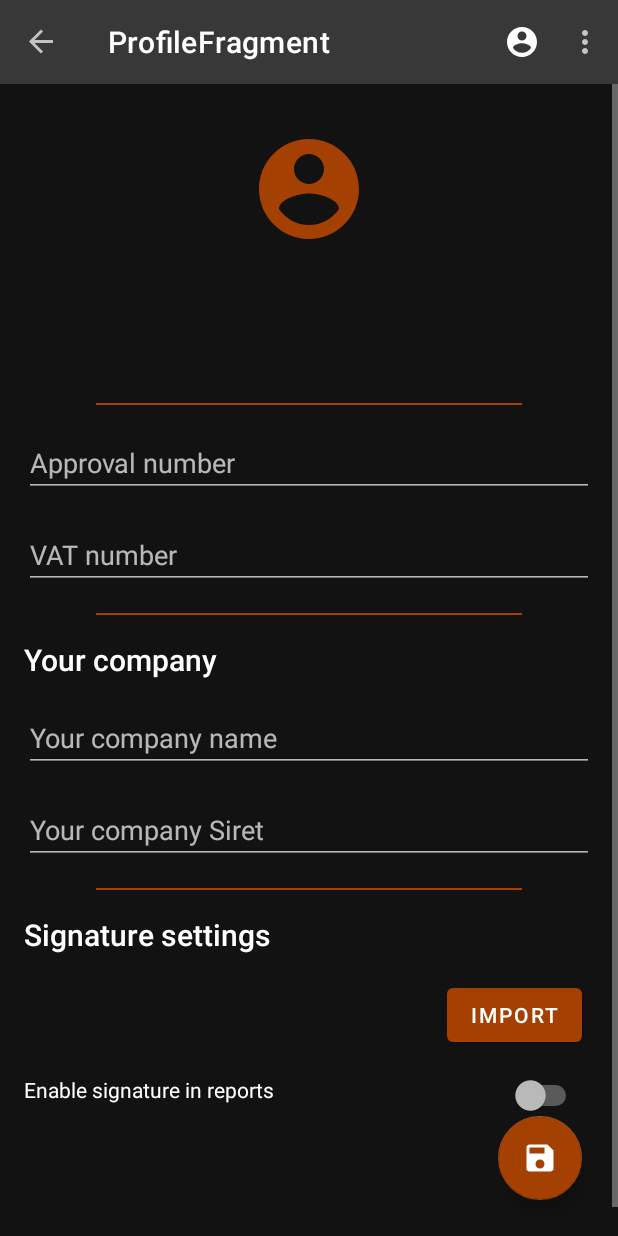
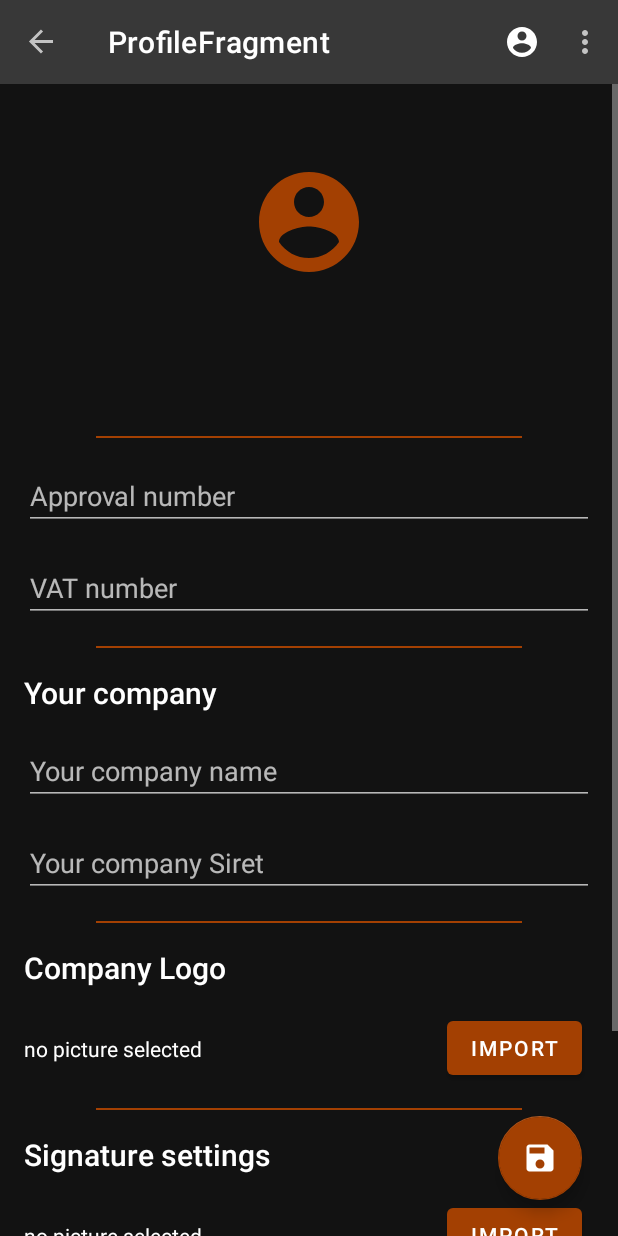
Before and after one commit to skichrome/easy-vgp-oc, an Android app: the ProfileFragment screen opened through its navigation route, on a phone screen of 412 x 824 dp. Run offline under Robolectric (Android 15) with nearby library versions, the phone set to English and light mode, and no system bars; our stand-ins replace Firebase (no records; nobody signed in at launch, a user with empty details on screens opened directly), Room's generated code, data binding, navigation-ui; libraries missing offline, so code that uses them is left out: com.firebase.ui; 5 statements that could not run were skipped.

Commit message:
[Features]   - Added user company logo management.   - Automatically upload company logo when generating a report if not already uploaded.   - Fixed wrong picture deletion in storage by adding a prefix to each file name.   - Updated release notes for app demo release push.

```diff
--- a/app/src/main/java/com/skichrome/oc/easyvgp/model/VgpListSource.kt
+++ b/app/src/main/java/com/skichrome/oc/easyvgp/model/VgpListSource.kt
@@ -21,7 +21,9 @@ interface VgpListSource
 
     suspend fun updateUser(user: User): Results<Int>
 
-    suspend fun uploadImageToStorage(userUid: String, localUri: Uri, oldRemoteUri: Uri?): Results<Uri>
+    suspend fun updateCompany(company: Company): Results<Int>
+
+    suspend fun uploadImageToStorage(userUid: String, localUri: Uri, remoteUri: Uri?, filePrefix: String): Results<Uri>
 
     suspend fun generateReport(
         reportDate: Long,
--- a/app/src/main/java/com/skichrome/oc/easyvgp/model/local/database/Company.kt
+++ b/app/src/main/java/com/skichrome/oc/easyvgp/model/local/database/Company.kt
@@ -1,5 +1,6 @@
 package com.skichrome.oc.easyvgp.model.local.database
 
+import android.net.Uri
 import androidx.room.ColumnInfo
 import androidx.room.Dao
 import androidx.room.Entity
@@ -9,7 +10,9 @@ import androidx.room.PrimaryKey
 data class Company(
     @ColumnInfo(name = "company_id") @PrimaryKey(autoGenerate = true) val id: Long,
     @ColumnInfo(name = "company_name") val name: String,
-    @ColumnInfo(name = "company_siret") val siret: String
+    @ColumnInfo(name = "company_siret") val siret: String,
+    @ColumnInfo(name = "company_local_logo") val localCompanyLogo: Uri?,
+    @ColumnInfo(name = "company_remote_logo") var remoteCompanyLogo: Uri? = null
 )
 
 @Dao
--- a/app/src/main/java/com/skichrome/oc/easyvgp/util/Constants.kt
+++ b/app/src/main/java/com/skichrome/oc/easyvgp/util/Constants.kt
@@ -2,10 +2,16 @@ package com.skichrome.oc.easyvgp.util
 
 import com.skichrome.oc.easyvgp.BuildConfig
 
-const val RC_PICK_PICTURE_INTENT = 3000
+const val RC_IMAGE_CAPTURE_INTENT = 3000
+const val RC_PICK_SIGNATURE_INTENT = 3001
+const val RC_PICK_LOGO_INTENT = 3002
+
 const val RC_SIGN_IN_CODE = 2000
 const val RC_FCM = 2222
 const val NOTIFICATION_FCM_ID = 2223
+
+const val PICTURES_FOLDER_NAME = "user_medias"
+const val AUTHORITY = "com.skichrome.oc.easyvgp.fileprovider"
 
 const val CURRENT_LOCAL_PROFILE = "current_profile_id_from_room"
 
@@ -13,6 +19,7 @@ const val MAIN_ACTIVITY_FRAGMENT_ROUTE = "destination_to_navigate_if_coming_from
 const val FRAGMENT_STATE_PICTURE_LOCATION = "where_picture_is_saved"
 const val FRAGMENT_STATE_REMOTE_PICTURE_LOCATION = "where_remote_picture_is_saved"
 const val FRAGMENT_STATE_REMOTE_SIGNATURE_LOCATION = "where_remote_signature_picture_is_saved"
+const val FRAGMENT_STATE_REMOTE_LOGO_LOCATION = "where_remote_signature_picture_is_saved"
 
 // Cloud Firestore and Cloud Stograge
 val REMOTE_ADMIN_COLLECTION = if (BuildConfig.DEBUG) "admin_${BuildConfig.FLAVOR}_debug" else "admin_${BuildConfig.FLAVOR}"
--- a/app/src/main/java/com/skichrome/oc/easyvgp/view/MainActivity.kt
+++ b/app/src/main/java/com/skichrome/oc/easyvgp/view/MainActivity.kt
@@ -115,7 +115,7 @@ class MainActivity : AppCompatActivity()
                 {
                     if (it == -1L)
                     {
-                        val company = Company(id = 0L, name = "", siret = "")
+                        val company = Company(id = 0L, name = "", siret = "", localCompanyLogo = null, remoteCompanyLogo = null)
                         val user = User(
                             id = 0L,
                             firebaseUid = userUid,
--- a/app/src/main/java/com/skichrome/oc/easyvgp/view/fragments/AddEditMachineFragment.kt
+++ b/app/src/main/java/com/skichrome/oc/easyvgp/view/fragments/AddEditMachineFragment.kt
@@ -62,7 +62,7 @@ class AddEditMachineFragment : BaseBindingFragment<FragmentAddEditMachineBinding
 
     override fun onActivityResult(requestCode: Int, resultCode: Int, data: Intent?)
     {
-        if (requestCode == REQUEST_IMAGE_CAPTURE && resultCode == RESULT_OK)
+        if (requestCode == RC_IMAGE_CAPTURE_INTENT && resultCode == RESULT_OK)
         {
             machinePhotoPath?.let {
                 val machinePicture = File(it).transformBitmapFile()
@@ -239,7 +239,7 @@ class AddEditMachineFragment : BaseBindingFragment<FragmentAddEditMachineBinding
                         file
                     )
                     takePictureIntent.putExtra(MediaStore.EXTRA_OUTPUT, uri)
-                    startActivityForResult(takePictureIntent, REQUEST_IMAGE_CAPTURE)
+                    startActivityForResult(takePictureIntent, RC_IMAGE_CAPTURE_INTENT)
                 }
             }
         }
--- a/app/src/main/java/com/skichrome/oc/easyvgp/view/fragments/ProfileFragment.kt
+++ b/app/src/main/java/com/skichrome/oc/easyvgp/view/fragments/ProfileFragment.kt
@@ -33,6 +33,9 @@ class ProfileFragment : BaseBindingFragment<FragmentProfileBinding>()
     private var signatureImagePath: Uri? = null
     private var remoteSignatureImagePath: Uri? = null
 
+    private var logoImagePath: Uri? = null
+    private var remoteLogoImagePath: Uri? = null
+
     // =================================
     //        Superclass Methods
     // =================================
@@ -49,24 +52,33 @@ class ProfileFragment : BaseBindingFragment<FragmentProfileBinding>()
     override fun onSaveInstanceState(outState: Bundle)
     {
         outState.putString(FRAGMENT_STATE_REMOTE_SIGNATURE_LOCATION, remoteSignatureImagePath?.toString())
+        outState.putString(FRAGMENT_STATE_REMOTE_LOGO_LOCATION, remoteLogoImagePath?.toString())
         super.onSaveInstanceState(outState)
     }
 
     override fun onViewStateRestored(savedInstanceState: Bundle?)
     {
         super.onViewStateRestored(savedInstanceState)
-        savedInstanceState?.getString(FRAGMENT_STATE_REMOTE_SIGNATURE_LOCATION)?.let {
-            remoteSignatureImagePath = Uri.parse(it)
-        }
+        savedInstanceState?.getString(FRAGMENT_STATE_REMOTE_SIGNATURE_LOCATION)?.let { remoteSignatureImagePath = Uri.parse(it) }
+        savedInstanceState?.getString(FRAGMENT_STATE_REMOTE_LOGO_LOCATION)?.let { remoteLogoImagePath = Uri.parse(it) }
     }
 
     override fun onActivityResult(requestCode: Int, resultCode: Int, data: Intent?)
     {
-        if (requestCode == RC_PICK_PICTURE_INTENT && resultCode == RESULT_OK)
+        if (resultCode == RESULT_OK)
         {
-            data?.data?.let {
-                signatureImagePath = it
-                binding.profileFragmentSignatureLocationTextView.text = signatureImagePath?.path?.split("/")?.last()
+            when (requestCode)
+            {
+                RC_PICK_LOGO_INTENT ->
+                {
+                    logoImagePath = data?.data
+                    logoImagePath?.path?.split("/")?.last()?.let { binding.profileFragmentCompanyLogoLocationTextView.text = it }
+                }
+                RC_PICK_SIGNATURE_INTENT ->
+                {
+                    signatureImagePath = data?.data
+                    signatureImagePath?.path?.split("/")?.last()?.let { binding.profileFragmentSignatureLocationTextView.text = it }
+                }
             }
         }
         super.onActivityResult(requestCode, resultCode, data)
@@ -87,7 +99,14 @@ class ProfileFragment : BaseBindingFragment<FragmentProfileBinding>()
             it?.let { user ->
                 signatureImagePath = user.user.signaturePath
                 remoteSignatureImagePath = user.user.remoteSignaturePath
-                binding.profileFragmentSignatureLocationTextView.text = user.user.signaturePath?.path?.split("/")?.last()
+
+                logoImagePath = user.company.localCompanyLogo
+                remoteLogoImagePath = user.company.remoteCompanyLogo
+
+                user.user.signaturePath?.path?.split("/")?.last()
+                    ?.let { signature -> binding.profileFragmentSignatureLocationTextView.text = signature }
+                user.company.localCompanyLogo?.path?.split("/")?.last()
+                    ?.let { signature -> binding.profileFragmentCompanyLogoLocationTextView.text = signature }
             }
         })
     }
@@ -99,17 +118,17 @@ class ProfileFragment : BaseBindingFragment<FragmentProfileBinding>()
 
     private fun configureBtn()
     {
-        binding.profileFragmentSignatureBtn.setOnClickListener { openFileUsingSAF() }
+        binding.profileFragmentCompanyLogoBtn.setOnClickListener { openFileUsingSAF(RC_PICK_LOGO_INTENT) }
+        binding.profileFragmentSignatureBtn.setOnClickListener { openFileUsingSAF(RC_PICK_SIGNATURE_INTENT) }
     }
 
-    private fun openFileUsingSAF()
+    private fun openFileUsingSAF(origin: Int)
     {
         Intent(Intent.ACTION_OPEN_DOCUMENT).apply {
             addCategory(Intent.CATEGORY_OPENABLE)
             type = "image/*"
-
             resolveActivity(requireActivity().packageManager)?.let {
-                startActivityForResult(this, RC_PICK_PICTURE_INTENT)
+                startActivityForResult(this, origin)
             } ?: binding.root.snackBar(getString(R.string.profile_fragment_no_app_take_picture_intent))
         }
     }
@@ -125,7 +144,9 @@ class ProfileFragment : BaseBindingFragment<FragmentProfileBinding>()
         val company = Company(
             id = userAndCompany.company.id,
             name = profileFragmentCompanyNameEditText.text.toString(),
-            siret = profileFragmentCompanySiretEditText.text.toString()
+            siret = profileFragmentCompanySiretEditText.text.toString(),
+            localCompanyLogo = logoImagePath,
+            remoteCompanyLogo = remoteLogoImagePath
         )
         val user = User(
             id = userAndCompany.user.id,
--- a/app/src/main/java/com/skichrome/oc/easyvgp/viewmodel/ServiceLocator.kt
+++ b/app/src/main/java/com/skichrome/oc/easyvgp/viewmodel/ServiceLocator.kt
@@ -139,6 +139,7 @@ object ServiceLocator
     {
         val db = getLocalDatabaseInstance(app)
         val userDao = db.usersDao()
+        val companyDao = db.companiesDao()
         val customerDao = db.customersDao()
         val machineDao = db.machinesDao()
         val machineTypeDao = db.machinesTypeDao()
@@ -146,6 +147,7 @@ object ServiceLocator
 
         return LocalVgpListSource(
             userDao = userDao,
+            companyDao = companyDao,
             machineControlPointDataDao = machineControlPointDataDao,
             machineTypeDao = machineTypeDao,
             machineDao = machineDao,
--- a/app/src/main/res/layout/fragment_profile.xml
+++ b/app/src/main/res/layout/fragment_profile.xml
@@ -145,13 +145,51 @@
                     app:layout_constraintTop_toBottomOf="@id/profileFragmentCompanySiretEditText" />
 
                 <TextView
+                    android:id="@+id/profileFragmentCompanyLogoTitle"
+                    style="@style/tvTitleStyle"
+                    android:layout_width="wrap_content"
+                    android:layout_height="wrap_content"
+                    android:text="@string/profile_fragment_company_logo_title"
+                    app:layout_constraintStart_toStartOf="parent"
+                    app:layout_constraintTop_toBottomOf="@id/profileFragmentDivider3" />
+
+                <TextView
+                    android:id="@+id/profileFragmentCompanyLogoLocationTextView"
+                    style="@style/tvBody1Style"
+                    android:layout_width="wrap_content"
+                    android:layout_height="wrap_content"
+                    android:layout_marginVertical="0dp"
+                    android:text="@string/profile_fragment_no_logo_default_text"
+                    app:layout_constraintBottom_toBottomOf="@+id/profileFragmentCompanyLogoBtn"
+                    app:layout_constraintStart_toStartOf="parent"
+                    app:layout_constraintTop_toTopOf="@+id/profileFragmentCompanyLogoBtn" />
+
+                <Button
+                    android:id="@+id/profileFragmentCompanyLogoBtn"
+                    style="@style/buttonStyle"
+                    android:layout_width="wrap_content"
+                    android:layout_height="wrap_content"
+                    android:layout_marginTop="@dimen/divider_top_margin"
+                    android:layout_marginEnd="@dimen/btn_end_margin"
+                    android:text="@string/profile_fragment_import_btn_text"
+                    app:layout_constraintEnd_toEndOf="parent"
+                    app:layout_constraintTop_toBottomOf="@+id/profileFragmentCompanyLogoTitle" />
+
+                <View
+                    android:id="@+id/profileFragmentDivider4"
+                    style="@style/separatorStyle"
+                    app:layout_constraintEnd_toEndOf="parent"
+                    app:layout_constraintStart_toStartOf="parent"
+                    app:layout_constraintTop_toBottomOf="@id/profileFragmentCompanyLogoBtn" />
+
+                <TextView
                     android:id="@+id/profileFragmentSignatureTitle"
                     style="@style/tvTitleStyle"
                     android:layout_width="wrap_content"
                     android:layout_height="wrap_content"
                     android:text="@string/profile_fragment_signature_title"
                     app:layout_constraintStart_toStartOf="parent"
-                    app:layout_constraintTop_toBottomOf="@id/profileFragmentDivider3" />
+                    app:layout_constraintTop_toBottomOf="@id/profileFragmentDivider4" />
 
                 <TextView
                     android:id="@+id/profileFragmentSignatureLocationTextView"
@@ -159,10 +197,10 @@
                     android:layout_width="wrap_content"
                     android:layout_height="wrap_content"
                     android:layout_marginVertical="0dp"
+                    android:text="@string/profile_fragment_no_logo_default_text"
                     app:layout_constraintBottom_toBottomOf="@+id/profileFragmentSignatureBtn"
                     app:layout_constraintStart_toStartOf="parent"
-                    app:layout_constraintTop_toTopOf="@+id/profileFragmentSignatureBtn"
-                    tools:text="very-long-filepath?.jpg" />
+                    app:layout_constraintTop_toTopOf="@+id/profileFragmentSignatureBtn" />
 
                 <Button
                     android:id="@+id/profileFragmentSignatureBtn"
@@ -171,7 +209,7 @@
                     android:layout_height="wrap_content"
                     android:layout_marginTop="@dimen/divider_top_margin"
                     android:layout_marginEnd="@dimen/btn_end_margin"
-                    android:text="@string/profile_fragment_signature_btn_text"
+                    android:text="@string/profile_fragment_import_btn_text"
                     app:layout_constraintEnd_toEndOf="parent"
                     app:layout_constraintTop_toBottomOf="@+id/profileFragmentSignatureTitle" />
 
--- a/app/src/main/res/values/strings.xml
+++ b/app/src/main/res/values/strings.xml
@@ -24,8 +24,10 @@
     <string name="profile_fragment_company_title">Your company</string>
     <string name="profile_fragment_no_app_take_picture_intent">Your app doesn\'t have a file manager installed</string>
     <string name="profile_fragment_signature_title">Signature settings</string>
-    <string name="profile_fragment_signature_btn_text">Import</string>
+    <string name="profile_fragment_import_btn_text">Import</string>
     <string name="profile_fragment_signature_enable_switch_text">Enable signature in reports</string>
+    <string name="profile_fragment_company_logo_title">Company Logo</string>
+    <string name="profile_fragment_no_logo_default_text">no picture selected</string>
 
     <!-- Add Edit Customer Fragment -->
     <string name="frag_add_edit_customer_name_title">Customer Name</string>
```
Also changed, not shown: app/src/main/java/com/skichrome/oc/easyvgp/model/DefaultVgpListRepository.kt (+22 -2 lines), app/src/main/java/com/skichrome/oc/easyvgp/model/local/LocalVgpListSource.kt (+13 -1 lines), app/src/main/java/com/skichrome/oc/easyvgp/model/remote/RemoteVgpListSource.kt (+14 -7 lines), app/src/main/java/com/skichrome/oc/easyvgp/model/remote/util/RemoteUser.kt (+6 -2 lines), app/src/main/java/com/skichrome/oc/easyvgp/util/StorageUtils.kt (+0 -9 lines), 1 other file.
